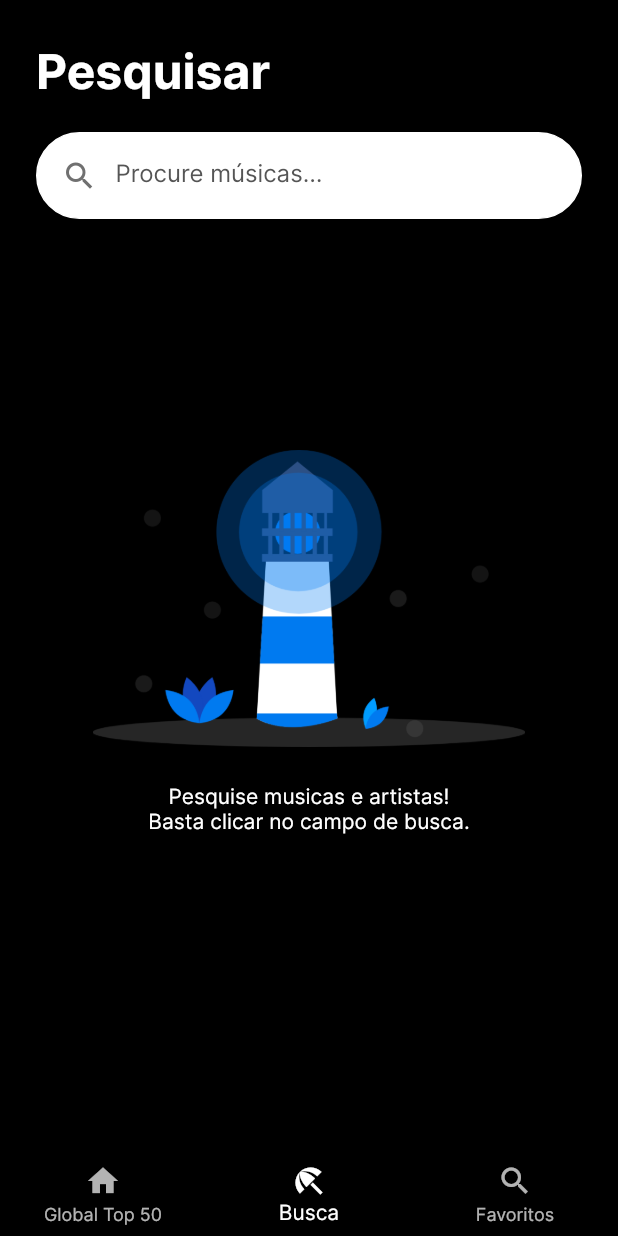
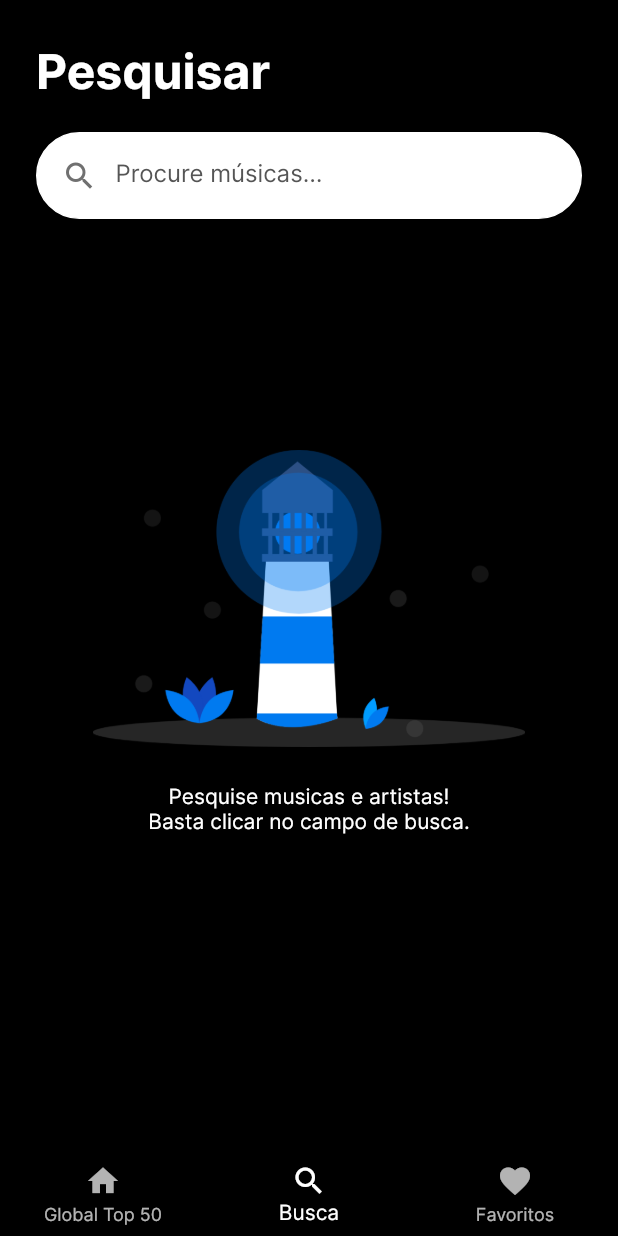
Before and after one commit to DavidGrunheidt/Dev-Mob-Desafio-Bridge, a Flutter app: the screen it shows after launch, item 2 of the bottom bar chosen, on a phone screen of 412 x 824 dp. Run offline on Flutter 3.47's test engine with Material 2 defaults, Android fonts, the phone set to English and light mode, and no system bars; our stand-ins replace audioplayers; network calls fail.

Commit message:
T3 fix bug troca de icones

```diff
--- a/Flutter/lib/screens/home/home_screen.dart
+++ b/Flutter/lib/screens/home/home_screen.dart
@@ -26,8 +26,8 @@ class _HomeScreenState extends State<HomeScreen> {
         },
         items: [
           buildNavBarItem(Icons.home, 'Global Top 50'),
-          buildNavBarItem(Icons.beach_access, 'Busca'),
-          buildNavBarItem(Icons.search, 'Favoritos'),
+          buildNavBarItem(Icons.search, 'Busca'),
+          buildNavBarItem(Icons.favorite, 'Favoritos'),
         ],
       ),
     );
```
